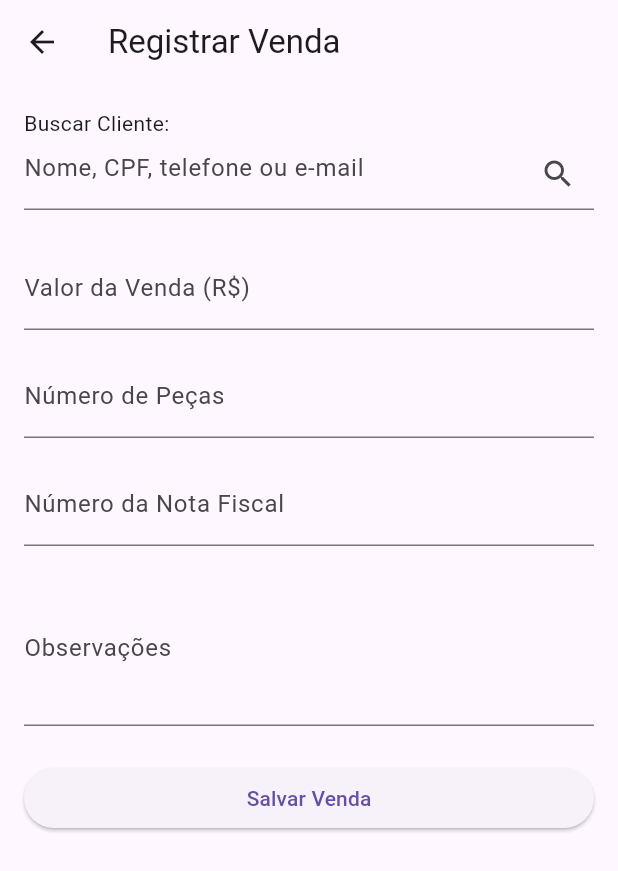
After one commit to PJosquin/cadastro_clientes_final, a Flutter app: the screen it shows after launch, after a tap on "Registrar Venda", on a phone screen of 412 x 824 dp. The commit adds this screen. Shown: the top 871 px of the screen. Run offline on Flutter 3.47's test engine with Material 3 defaults, Android fonts, the light colour scheme and no system bars; our stand-ins replace cloud_firestore, firebase_core, flutter_masked_text2, mask_text_input_formatter; accounts and stored records are empty.

```diff
--- a/lib/main.dart
+++ b/lib/main.dart
@@ -7,6 +7,7 @@ import 'lista_clientes.dart';
 import 'filtro_page.dart';
 import 'pesquisa_aniversariantes_page.dart';
 import 'editar_clientes_page.dart'; // página de edição
+import 'registro_venda_page.dart';
 
 void main() async {
   WidgetsFlutterBinding.ensureInitialized();
@@ -115,6 +116,16 @@ class HomePage extends StatelessWidget {
                 },
                 child: const Text("Editar Clientes"),
               ),
+		const SizedBox(height: 20),
+		ElevatedButton(
+ 		 onPressed: () {
+  		  Navigator.push(
+   		   context,
+   		   MaterialPageRoute(builder: (_) => const RegistroVendaPage()),
+  		  );
+		  },
+		  child: const Text("Registrar Venda"),
+		),
             ],
           ),
         ),
--- /dev/null
+++ b/lib/registro_venda_page.dart
@@ -0,0 +1,184 @@
+import 'package:flutter/material.dart';
+import 'package:cloud_firestore/cloud_firestore.dart';
+
+class RegistroVendaPage extends StatefulWidget {
+  const RegistroVendaPage({Key? key}) : super(key: key);
+
+  @override
+  State<RegistroVendaPage> createState() => _RegistroVendaPageState();
+}
+
+class _RegistroVendaPageState extends State<RegistroVendaPage> {
+  final _formKey = GlobalKey<FormState>();
+  final valorController = TextEditingController();
+  final pecasController = TextEditingController();
+  final notaController = TextEditingController();
+  final observacoesController = TextEditingController();
+  final buscaController = TextEditingController();
+
+ Map<String, dynamic>? clienteSelecionado;
+  List<QueryDocumentSnapshot> resultados = [];
+
+  Future<void> _buscarClientes(String texto) async {
+  if (texto.trim().isEmpty) {
+    setState(() => resultados = []);
+    return;
+  }
+
+  final snap = await FirebaseFirestore.instance.collection('clientes').get();
+  final query = texto.toLowerCase().replaceAll(RegExp(r'[^0-9a-z@]'), '');
+
+  setState(() {
+    resultados = snap.docs.where((doc) {
+      final data = doc.data() as Map<String, dynamic>;
+
+      final nome = (data['nome'] ?? '').toString().toLowerCase();
+      final email = (data['email'] ?? '').toString().toLowerCase();
+      final cpf = (data['cpf'] ?? '').toString().replaceAll(RegExp(r'[^0-9]'), '');
+      final telefone = (data['telefone'] ?? '').toString().replaceAll(RegExp(r'[^0-9]'), '');
+
+      // busca parcial e ignorando maiúsculas/minúsculas
+      return nome.contains(query) ||
+          email.contains(query) ||
+          cpf.contains(query) ||
+          telefone.contains(query);
+    }).toList();
+  });
+}
+
+
+  Future<void> _salvarVenda() async {
+    if (clienteSelecionado == null) {
+      ScaffoldMessenger.of(context).showSnackBar(
+        const SnackBar(content: Text('Selecione um cliente antes de salvar.')),
+      );
+      return;
+    }
+
+    if (!_formKey.currentState!.validate()) return;
+
+    try {
+      final valor = double.tryParse(valorController.text.replaceAll(',', '.')) ?? 0.0;
+      final pecas = int.tryParse(pecasController.text) ?? 0;
+      final nota = notaController.text.trim();
+      final obs = observacoesController.text.trim();
+
+     await FirebaseFirestore.instance.collection('vendas').add({
+  'clienteId': clienteSelecionado?['id'] ?? '',
+  'nome': clienteSelecionado?['nome'] ?? '',
+  'cpf': clienteSelecionado?['cpf'] ?? '',
+  'telefone': clienteSelecionado?['telefone'] ?? '',
+  'email': clienteSelecionado?['email'] ?? '',
+  'valor': valor,
+  'numero_pecas': pecas,
+  'numero_nota': nota,
+  'observacoes': obs,
+  'data': Timestamp.now(), // ✅ Importante: grava como tipo Timestamp
+});
+
+      ScaffoldMessenger.of(context).showSnackBar(
+        const SnackBar(content: Text('Venda salva com sucesso!')),
+      );
+
+      valorController.clear();
+      pecasController.clear();
+      notaController.clear();
+      observacoesController.clear();
+      buscaController.clear();
+      setState(() {
+        clienteSelecionado = null;
+        resultados = [];
+      });
+    } catch (e) {
+      ScaffoldMessenger.of(context).showSnackBar(
+        SnackBar(content: Text('Erro ao salvar: $e')),
+      );
+    }
+  }
+
+  @override
+  Widget build(BuildContext context) {
+    return Scaffold(
+      appBar: AppBar(title: const Text('Registrar Venda')),
+      body: Padding(
+        padding: const EdgeInsets.all(16.0),
+        child: Form(
+          key: _formKey,
+          child: ListView(
+            children: [
+              const Text('Buscar Cliente:'),
+              TextField(
+                controller: buscaController,
+                decoration: const InputDecoration(
+                  hintText: 'Nome, CPF, telefone ou e-mail',
+                  suffixIcon: Icon(Icons.search),
+                ),
+                onChanged: _buscarClientes,
+              ),
+              const SizedBox(height: 8),
+              if (resultados.isNotEmpty)
+                ...resultados.map((doc) {
+                  final data = doc.data() as Map<String, dynamic>;
+                  return ListTile(
+                    title: Text(data['nome'] ?? ''),
+                    subtitle: Text('${data['cpf'] ?? ''} • ${data['telefone'] ?? ''}'),
+                    onTap: () {
+                      setState(() {
+                        clienteSelecionado = {...data, 'id': doc.id};
+                        resultados = [];
+                        buscaController.text = data['nome'] ?? '';
+                      });
+                    },
+                  );
+                }),
+              if (clienteSelecionado != null)
+                Card(
+                  color: Colors.blue.shade50,
+                  margin: const EdgeInsets.symmetric(vertical: 8),
+                  child: ListTile(
+                    title: Text(clienteSelecionado!['nome'] ?? ''),
+                    subtitle: Text(
+                        '${clienteSelecionado!['cpf']} • ${clienteSelecionado!['telefone']}'),
+                    trailing: const Icon(Icons.check_circle, color: Colors.green),
+                  ),
+                ),
+              const SizedBox(height: 16),
+              TextFormField(
+                controller: valorController,
+                decoration: const InputDecoration(
+                  labelText: 'Valor da Venda (R\$)',
+                  prefixText: 'R\$ ',
+                ),
+                keyboardType: TextInputType.numberWithOptions(decimal: true),
+                validator: (v) => v == null || v.isEmpty ? 'Informe o valor' : null,
+              ),
+              const SizedBox(height: 16),
+              TextFormField(
+                controller: pecasController,
+                decoration: const InputDecoration(labelText: 'Número de Peças'),
+                keyboardType: TextInputType.number,
+                validator: (v) => v == null || v.isEmpty ? 'Informe o número de peças' : null,
+              ),
+              const SizedBox(height: 16),
+              TextFormField(
+                controller: notaController,
+                decoration: const InputDecoration(labelText: 'Número da Nota Fiscal'),
+              ),
+              const SizedBox(height: 16),
+              TextFormField(
+                controller: observacoesController,
+                decoration: const InputDecoration(labelText: 'Observações'),
+                maxLines: 3,
+              ),
+              const SizedBox(height: 24),
+              ElevatedButton(
+                onPressed: _salvarVenda,
+                child: const Text('Salvar Venda'),
+              ),
+            ],
+          ),
+        ),
+      ),
+    );
+  }
+}
```
Also changed, not shown: lib/editar_cliente_detalhe_page.dart (+17 -0 lines), lib/historico_vendas_page.dart (added, +68 -0 lines), 1 other file.
